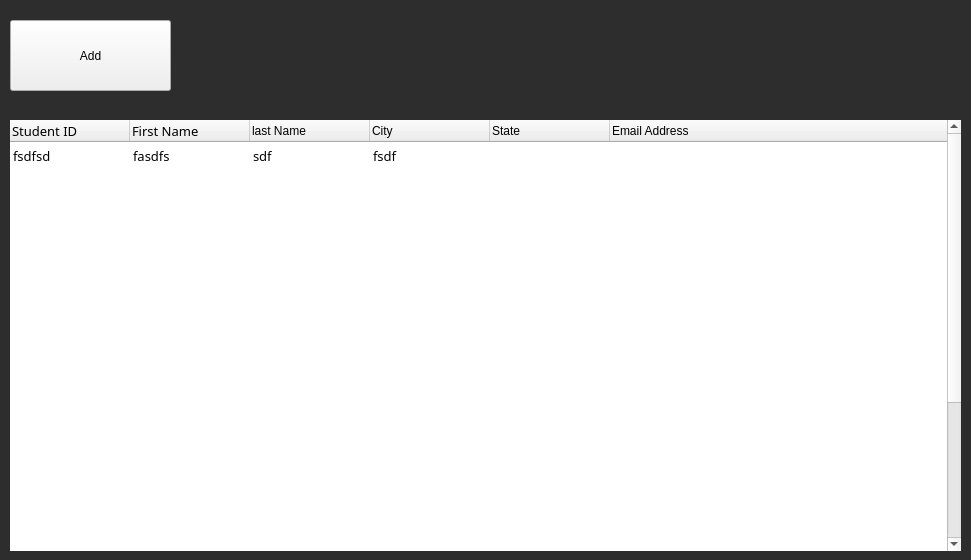
HyperDarkmoon/TVEmpire, file employee.ui: the form before one commit.
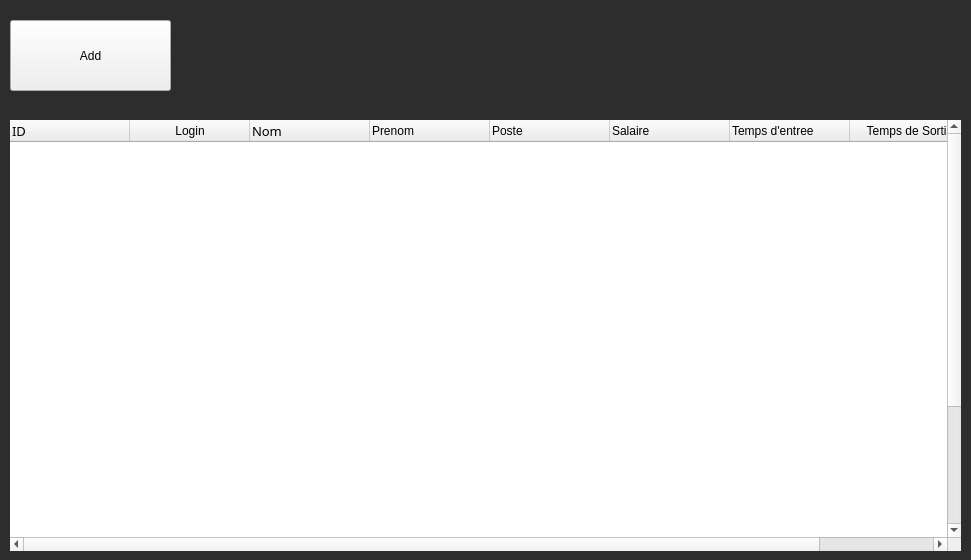
The form after the commit. Icons and pictures are not drawn.

```diff
--- a/employee.ui
+++ b/employee.ui
@@ -86,7 +86,7 @@
       <bool>false</bool>
      </property>
      <property name="rowCount">
-      <number>21</number>
+      <number>20</number>
      </property>
      <attribute name="horizontalHeaderCascadingSectionResizes">
       <bool>false</bool>
@@ -118,11 +118,6 @@
      <attribute name="verticalHeaderStretchLastSection">
       <bool>false</bool>
      </attribute>
-     <row>
-      <property name="text">
-       <string>1</string>
-      </property>
-     </row>
      <row>
       <property name="text">
        <string>New Row</string>
@@ -225,7 +220,7 @@
      </row>
      <column>
       <property name="text">
-       <string>Student ID</string>
+       <string>ID</string>
       </property>
       <property name="font">
        <font>
@@ -239,8 +234,13 @@
      </column>
      <column>
       <property name="text">
-       <string>First Name</string>
+       <string>Login</string>
       </property>
+     </column>
+     <column>
+      <property name="text">
+       <string>Nom</string>
+      </property>
       <property name="font">
        <font>
         <family>黑体</family>
@@ -253,7 +253,7 @@
      </column>
      <column>
       <property name="text">
-       <string>last Name</string>
+       <string>Prenom</string>
       </property>
       <property name="textAlignment">
        <set>AlignLeading|AlignVCenter</set>
@@ -261,7 +261,7 @@
      </column>
      <column>
       <property name="text">
-       <string>City</string>
+       <string>Poste</string>
       </property>
       <property name="textAlignment">
        <set>AlignLeading|AlignVCenter</set>
@@ -269,7 +269,7 @@
      </column>
      <column>
       <property name="text">
-       <string>State</string>
+       <string>Salaire</string>
       </property>
       <property name="textAlignment">
        <set>AlignLeading|AlignVCenter</set>
@@ -277,33 +277,18 @@
      </column>
      <column>
       <property name="text">
-       <string>Email Address</string>
+       <string>Temps d'entree</string>
       </property>
       <property name="textAlignment">
        <set>AlignLeading|AlignVCenter</set>
       </property>
      </column>
-     <item row="0" column="0">
+     <column>
       <property name="text">
-       <string>fsdfsd</string>
+       <string>Temps de Sortie</string>
       </property>
-     </item>
-     <item row="0" column="1">
-      <property name="text">
-       <string>fasdfs</string>
-      </property>
-     </item>
-     <item row="0" column="2">
-      <property name="text">
-       <string>sdf</string>
-      </property>
-     </item>
-     <item row="0" column="3">
-      <property name="text">
-       <string>fsdf</string>
-      </property>
-     </item>
-     <item row="20" column="0">
+     </column>
+     <item row="19" column="0">
       <property name="text">
        <string/>
       </property>
```
